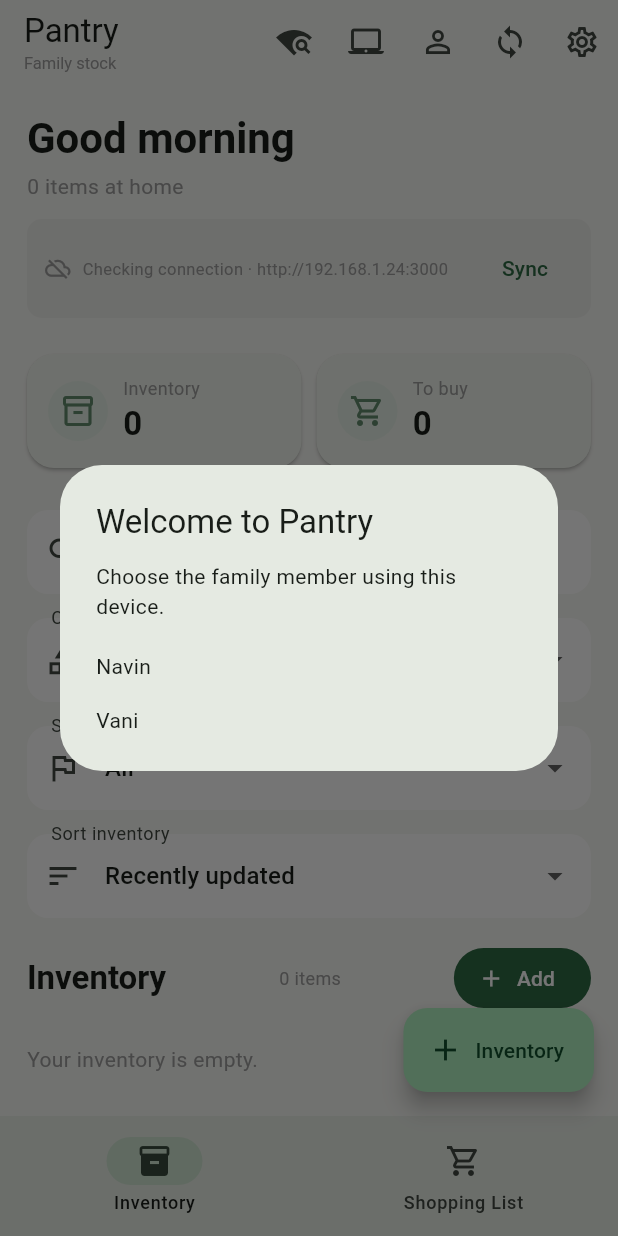
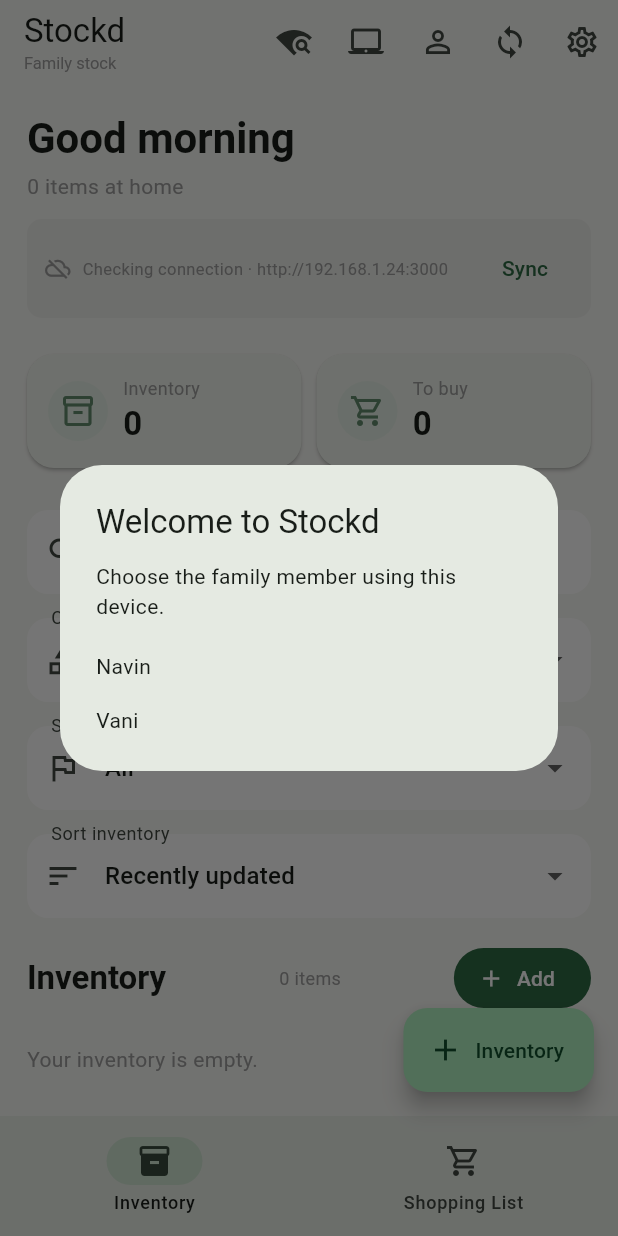
Before and after one commit to Navinchinnasamy/FlutterApp, a Flutter app: the screen it shows after launch, on a phone screen of 412 x 824 dp. Run offline on Flutter 3.47's test engine with Material 3 defaults, Android fonts, the phone set to English and light mode, and no system bars; our stand-ins replace file_picker, multicast_dns, share_plus, shared_preferences, sqflite; accounts and stored records are empty.

Commit message:
Rename mobile app to Stockd
Co-authored-by: Copilot <223556219+Copilot@users.noreply.github.com>

```diff
--- a/mobile_app/lib/main.dart
+++ b/mobile_app/lib/main.dart
@@ -20,7 +20,7 @@ class MyApp extends StatelessWidget {
   @override
   Widget build(BuildContext context) {
     return MaterialApp(
-      title: 'Pantry',
+      title: 'Stockd',
       debugShowCheckedModeBanner: false,
       theme: ThemeData(
         colorScheme: ColorScheme.fromSeed(seedColor: const Color(0xff628c6d)),
@@ -149,7 +149,7 @@ class _PantryHomePageState extends State<PantryHomePage>
         _syncing = false;
         _connectionStatus = 'Connected';
       });
-      _message('Synced with Pantry laptop');
+      _message('Synced with Stockd laptop');
       return true;
     } catch (error) {
       await _store.markSyncPending();
@@ -207,7 +207,7 @@ class _PantryHomePageState extends State<PantryHomePage>
           keyboardType: TextInputType.url,
           autocorrect: false,
           decoration: const InputDecoration(
-            labelText: 'Pantry laptop address',
+            labelText: 'Stockd laptop address',
             hintText: 'http://192.168.1.25:3000',
           ),
         ),
@@ -248,7 +248,7 @@ class _PantryHomePageState extends State<PantryHomePage>
       barrierDismissible: !initial,
       builder: (context) => SimpleDialog(
         title: Text(
-          initial ? 'Welcome to Pantry' : 'Who is using this iPhone?',
+          initial ? 'Welcome to Stockd' : 'Who is using this iPhone?',
         ),
         children: [
           if (initial)
@@ -285,7 +285,7 @@ class _PantryHomePageState extends State<PantryHomePage>
           shrinkWrap: true,
           children: [
             const ListTile(
-              title: Text('Pantry settings'),
+              title: Text('Stockd settings'),
               subtitle: Text('Connection and household preferences'),
             ),
             ListTile(
@@ -309,7 +309,7 @@ class _PantryHomePageState extends State<PantryHomePage>
             ListTile(
               leading: const Icon(Icons.wifi_find),
               title: const Text('Find laptop on Wi-Fi'),
-              subtitle: const Text('Discover the Pantry laptop automatically'),
+              subtitle: const Text('Discover the Stockd laptop automatically'),
               onTap: () {
                 Navigator.pop(context);
                 _discoverLaptop();
@@ -367,7 +367,7 @@ class _PantryHomePageState extends State<PantryHomePage>
       final file = File(path.join(directory.path, 'pantry-mobile-backup.json'));
       await file.writeAsString(jsonEncode(payload));
       await SharePlus.instance.share(
-        ShareParams(files: [XFile(file.path)], subject: 'Pantry mobile backup'),
+        ShareParams(files: [XFile(file.path)], subject: 'Stockd mobile backup'),
       );
     } catch (error) {
       if (mounted) {
@@ -400,7 +400,7 @@ class _PantryHomePageState extends State<PantryHomePage>
           payload['format'] != 'pantry-state-v1' ||
           payload['items'] is! List ||
           payload['shopping'] is! List) {
-        throw const FormatException('Unsupported Pantry backup format');
+        throw const FormatException('Unsupported Stockd backup format');
       }
       if (!mounted) return;
       final confirmed = await showDialog<bool>(
@@ -473,18 +473,18 @@ class _PantryHomePageState extends State<PantryHomePage>
               _syncing = false;
             });
             await _sync();
-            if (!silent) _message('Found and synced with Pantry laptop');
+            if (!silent) _message('Found and synced with Stockd laptop');
             return;
           }
         }
       }
-      throw Exception('Pantry laptop was not found');
+      throw Exception('Stockd laptop was not found');
     } catch (error) {
       if (mounted)
         setState(() {
           _syncing = false;
           if (!silent)
-            _error = 'Pantry laptop was not found on this Wi-Fi network.';
+            _error = 'Stockd laptop was not found on this Wi-Fi network.';
         });
     } finally {
       client.stop();
@@ -699,7 +699,7 @@ class _PantryHomePageState extends State<PantryHomePage>
           context: context,
           builder: (context) => AlertDialog(
             title: const Text('Remove item?'),
-            content: Text('Remove $name from Pantry?'),
+            content: Text('Remove $name from Stockd?'),
             actions: [
               TextButton(
                 onPressed: () => Navigator.pop(context, false),
@@ -1204,7 +1204,7 @@ class _PantryHomePageState extends State<PantryHomePage>
         title: const Column(
           crossAxisAlignment: CrossAxisAlignment.start,
           children: [
-            Text('Pantry'),
+            Text('Stockd'),
             Text(
               'Family stock',
               style: TextStyle(fontSize: 11, color: Colors.grey),
@@ -1768,7 +1768,7 @@ class _PantrySplash extends StatelessWidget {
             ),
             const SizedBox(height: 20),
             Text(
-              'Pantry',
+              'Stockd',
               style: Theme.of(context).textTheme.headlineMedium
                   ?.copyWith(fontWeight: FontWeight.bold),
             ),
```
Also changed, not shown: 1 other file.
